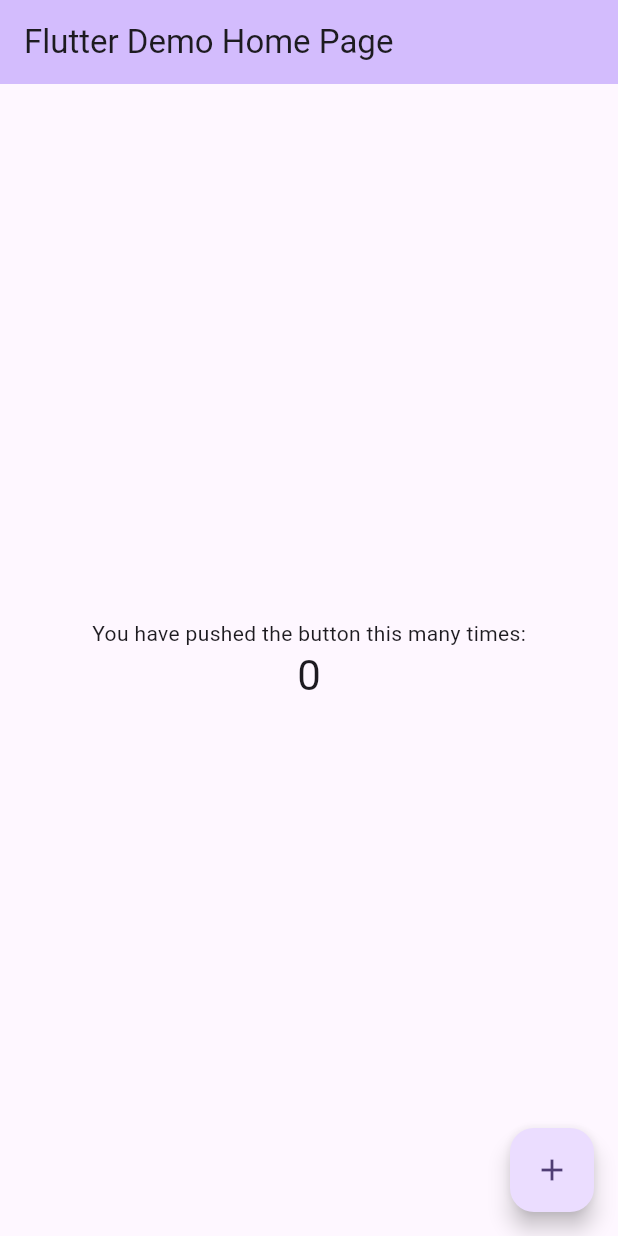
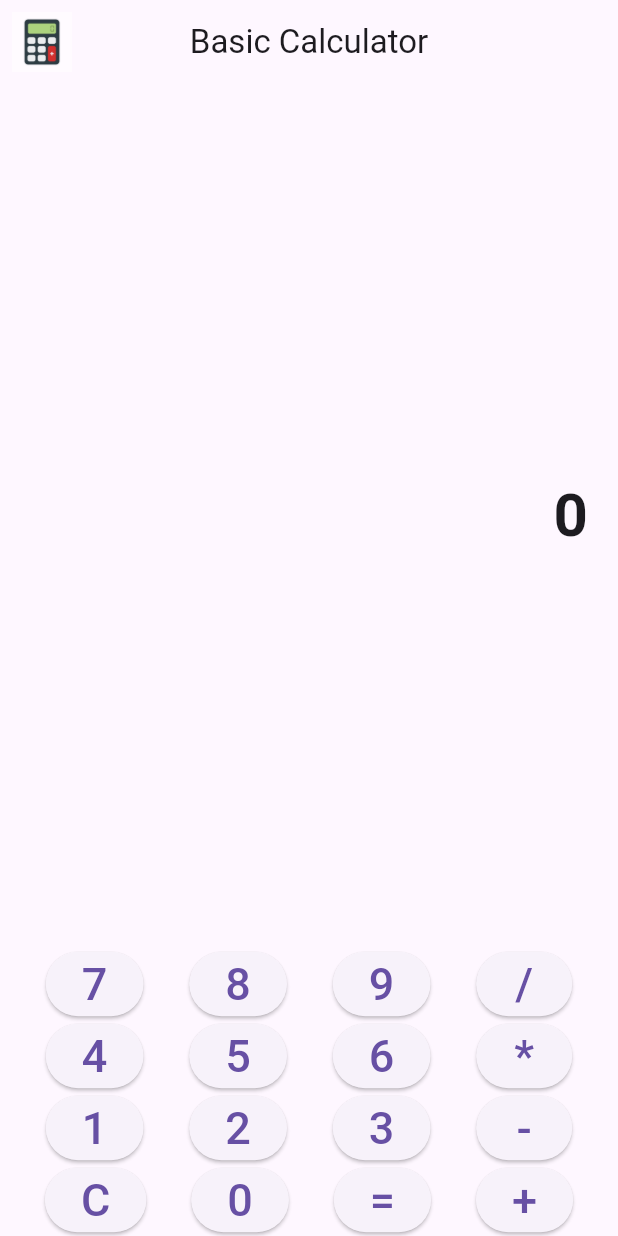
Before and after one commit to pseudorex/Calculator_Flutter, a Flutter app: the screen it shows after launch, on a phone screen of 412 x 824 dp. Run offline on Flutter 3.47's test engine with Material 3 defaults, Android fonts, the light colour scheme and no system bars.

Commit message:
Modified the main file, added image, created calculator

```diff
--- a/lib/main.dart
+++ b/lib/main.dart
@@ -1,122 +1,18 @@
 import 'package:flutter/material.dart';
+import 'package:interest_calculator/screens/calculator_screen.dart';
 
 void main() {
-  runApp(const MyApp());
+  runApp(MyApp());
 }
 
 class MyApp extends StatelessWidget {
   const MyApp({super.key});
 
-  // This widget is the root of your application.
   @override
   Widget build(BuildContext context) {
     return MaterialApp(
-      title: 'Flutter Demo',
-      theme: ThemeData(
-        // This is the theme of your application.
-        //
-        // TRY THIS: Try running your application with "flutter run". You'll see
-        // the application has a purple toolbar. Then, without quitting the app,
-        // try changing the seedColor in the colorScheme below to Colors.green
-        // and then invoke "hot reload" (save your changes or press the "hot
-        // reload" button in a Flutter-supported IDE, or press "r" if you used
-        // the command line to start the app).
-        //
-        // Notice that the counter didn't reset back to zero; the application
-        // state is not lost during the reload. To reset the state, use hot
-        // restart instead.
-        //
-        // This works for code too, not just values: Most code changes can be
-        // tested with just a hot reload.
-        colorScheme: ColorScheme.fromSeed(seedColor: Colors.deepPurple),
-      ),
-      home: const MyHomePage(title: 'Flutter Demo Home Page'),
+      debugShowCheckedModeBanner: false,
+      home: CalculatorScreen(),
     );
   }
 }
-
-class MyHomePage extends StatefulWidget {
-  const MyHomePage({super.key, required this.title});
-
-  // This widget is the home page of your application. It is stateful, meaning
-  // that it has a State object (defined below) that contains fields that affect
-  // how it looks.
-
-  // This class is the configuration for the state. It holds the values (in this
-  // case the title) provided by the parent (in this case the App widget) and
-  // used by the build method of the State. Fields in a Widget subclass are
-  // always marked "final".
-
-  final String title;
-
-  @override
-  State<MyHomePage> createState() => _MyHomePageState();
-}
-
-class _MyHomePageState extends State<MyHomePage> {
-  int _counter = 0;
-
-  void _incrementCounter() {
-    setState(() {
-      // This call to setState tells the Flutter framework that something has
-      // changed in this State, which causes it to rerun the build method below
-      // so that the display can reflect the updated values. If we changed
-      // _counter without calling setState(), then the build method would not be
-      // called again, and so nothing would appear to happen.
-      _counter++;
-    });
-  }
-
-  @override
-  Widget build(BuildContext context) {
-    // This method is rerun every time setState is called, for instance as done
-    // by the _incrementCounter method above.
-    //
-    // The Flutter framework has been optimized to make rerunning build methods
-    // fast, so that you can just rebuild anything that needs updating rather
-    // than having to individually change instances of widgets.
-    return Scaffold(
-      appBar: AppBar(
-        // TRY THIS: Try changing the color here to a specific color (to
-        // Colors.amber, perhaps?) and trigger a hot reload to see the AppBar
-        // change color while the other colors stay the same.
-        backgroundColor: Theme.of(context).colorScheme.inversePrimary,
-        // Here we take the value from the MyHomePage object that was created by
-        // the App.build method, and use it to set our appbar title.
-        title: Text(widget.title),
-      ),
-      body: Center(
-        // Center is a layout widget. It takes a single child and positions it
-        // in the middle of the parent.
-        child: Column(
-          // Column is also a layout widget. It takes a list of children and
-          // arranges them vertically. By default, it sizes itself to fit its
-          // children horizontally, and tries to be as tall as its parent.
-          //
-          // Column has various properties to control how it sizes itself and
-          // how it positions its children. Here we use mainAxisAlignment to
-          // center the children vertically; the main axis here is the vertical
-          // axis because Columns are vertical (the cross axis would be
-          // horizontal).
-          //
-          // TRY THIS: Invoke "debug painting" (choose the "Toggle Debug Paint"
-          // action in the IDE, or press "p" in the console), to see the
-          // wireframe for each widget.
-          mainAxisAlignment: MainAxisAlignment.center,
-          children: <Widget>[
-            const Text('You have pushed the button this many times:'),
-            Text(
-              '$_counter',
-              style: Theme.of(context).textTheme.headlineMedium,
-            ),
-          ],
-        ),
-      ),
-      floatingActionButton: FloatingActionButton(
-        onPressed: _incrementCounter,
-        tooltip: 'Increment',
-        child: const Icon(Icons.add),
-      ), // This trailing comma makes auto-formatting nicer for build methods.
-    );
-  }
-}
--- /dev/null
+++ b/lib/screens/calculator_screen.dart
@@ -0,0 +1,120 @@
+import 'package:flutter/material.dart';
+
+class CalculatorScreen extends StatefulWidget {
+  const CalculatorScreen({super.key});
+
+  @override
+  State<CalculatorScreen> createState() => _CalculatorScreenState();
+}
+
+class _CalculatorScreenState extends State<CalculatorScreen> {
+  String input = '';
+  String result = '0';
+  String operation = '';
+  double firstNumber = 0;
+
+  void onButtonPress(String value) {
+    setState(() {
+      if (value == 'C') {
+        input = '';
+        result = '0';
+        operation = '';
+        firstNumber = 0;
+      } else if (value == '+' || value == '-' || value == '*' || value == '/') {
+        firstNumber = double.tryParse(input) ?? 0;
+        operation = value;
+        input = '';
+      } else if (value == '=') {
+        double secondNumber = double.tryParse(input) ?? 0;
+        if (operation == '+') {
+          result = (firstNumber + secondNumber).toString();
+        } else if (operation == '-') {
+          result = (firstNumber - secondNumber).toString();
+        } else if (operation == '*') {
+          result = (firstNumber * secondNumber).toString();
+        } else if (operation == '/') {
+          result = secondNumber != 0 ? (firstNumber / secondNumber).toString() : 'Error';
+        }
+        input = '';
+        operation = '';
+      } else {
+        input += value;
+      }
+    });
+  }
+
+  @override
+  Widget build(BuildContext context) {
+    return Scaffold(
+      appBar: AppBar(
+        leading: Padding(
+          padding: const EdgeInsets.all(8.0), // Optional padding for alignment
+          child: Image.asset('assets/images/calc_icon.png'),
+        ),
+        title: const Text("Basic Calculator"),
+        centerTitle: true,
+      ),
+      body: Column(
+        children: [
+          Expanded(
+            child: Container(
+              alignment: Alignment.centerRight,
+              padding: const EdgeInsets.all(20),
+              child: Text(
+                input.isEmpty ? result : input,
+                style: const TextStyle(fontSize: 40, fontWeight: FontWeight.bold),
+              ),
+            ),
+          ),
+          Column(
+            children: [
+              Row(
+                mainAxisAlignment: MainAxisAlignment.spaceEvenly,
+                children: [
+                  buildButton('7'),
+                  buildButton('8'),
+                  buildButton('9'),
+                  buildButton('/'),
+                ],
+              ),
+              Row(
+                mainAxisAlignment: MainAxisAlignment.spaceEvenly,
+                children: [
+                  buildButton('4'),
+                  buildButton('5'),
+                  buildButton('6'),
+                  buildButton('*'),
+                ],
+              ),
+              Row(
+                mainAxisAlignment: MainAxisAlignment.spaceEvenly,
+                children: [
+                  buildButton('1'),
+                  buildButton('2'),
+                  buildButton('3'),
+                  buildButton('-'),
+                ],
+              ),
+              Row(
+                mainAxisAlignment: MainAxisAlignment.spaceEvenly,
+                children: [
+                  buildButton('C'),
+                  buildButton('0'),
+                  buildButton('='),
+                  buildButton('+'),
+                ],
+              ),
+            ],
+          ),
+        ],
+      ),
+    );
+  }
+
+  Widget buildButton(String label) {
+    return ElevatedButton(
+      onPressed: () => onButtonPress(label),
+      child: Text(label, style: const TextStyle(fontSize: 30)),
+    );
+  }
+}
--- a/pubspec.yaml
+++ b/pubspec.yaml
@@ -58,8 +58,8 @@ flutter:
   uses-material-design: true
 
   # To add assets to your application, add an assets section, like this:
-  # assets:
-  #   - images/a_dot_burr.jpeg
+  assets:
+    - assets/images/calc_icon.png
   #   - images/a_dot_ham.jpeg
 
   # An image asset can refer to one or more resolution-specific "variants", see
```
Also changed, not shown: assets/images/calc_icon.png (added).
